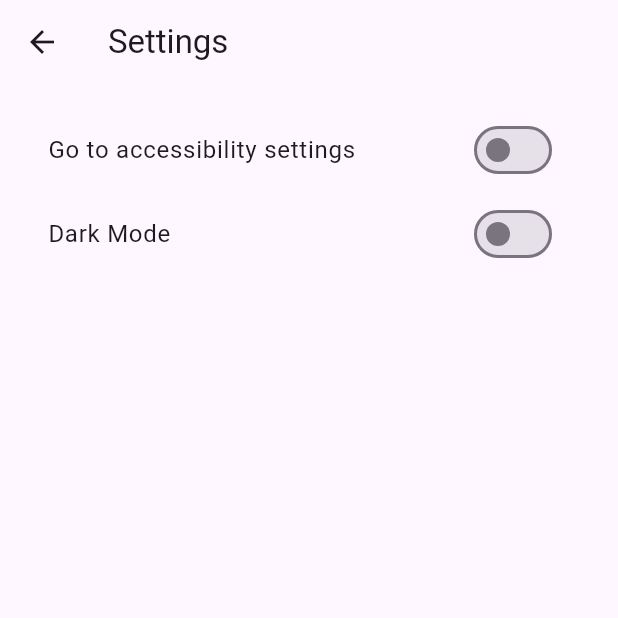
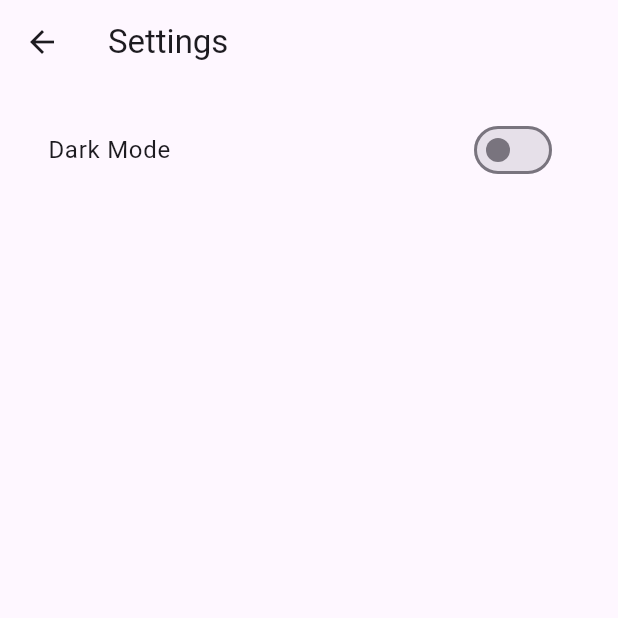
Before and after one commit to ariel-fu/CSE482, a Flutter app: the SettingsScreen screen opened directly, on a phone screen of 412 x 824 dp, the top half of it. Run offline on Flutter 3.47's test engine with Material 3 defaults, Android fonts, the phone set to English and light mode, and no system bars; our stand-ins replace file_picker, firebase_core, shared_preferences; missing offline and left inert: excel, survey_kit; accounts and stored records are empty.

Commit message:
removed acces button

```diff
--- a/odk_remake/lib/screens/settings.dart
+++ b/odk_remake/lib/screens/settings.dart
@@ -31,12 +31,6 @@ class _SettingsScreenState extends State<SettingsScreen> {
         padding: EdgeInsets.all(16.0),
         children: [
           SwitchListTile(
-            title: Text('Go to accessibility settings'),
-            value: _isTTSEnabled,
-            onChanged: (bool value) {
-            },
-          ),
-          SwitchListTile(
             title: Text('Dark Mode'),
             value: themeManager.themeMode == ThemeMode.dark,
             onChanged: (bool value) {
```
